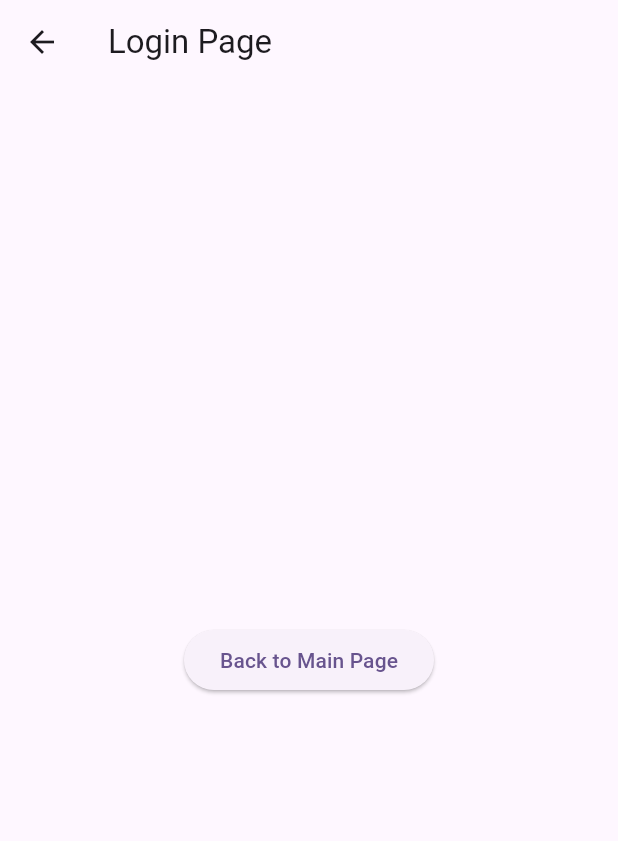
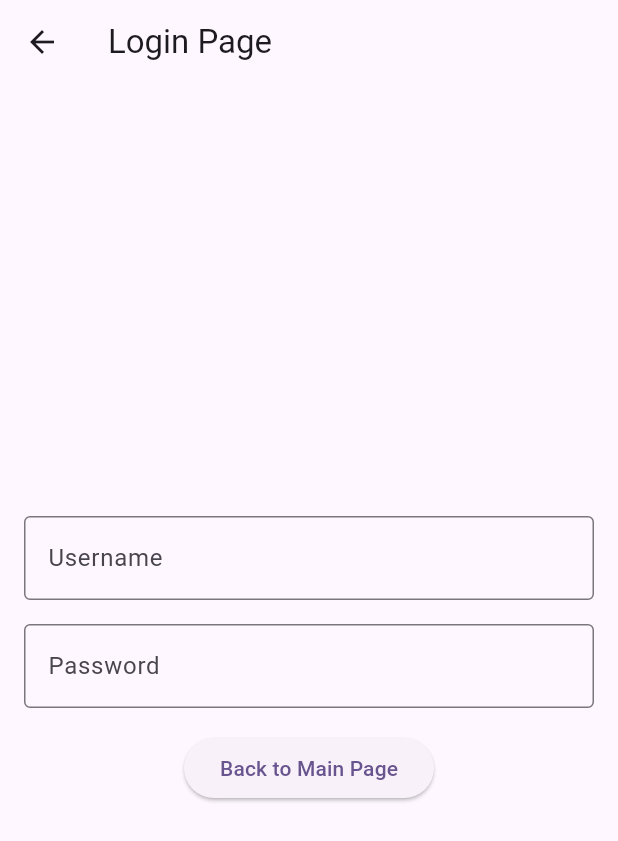
Before and after one commit to petreleon/elearning_frontend, a Flutter app: the screen it shows after launch, after a tap on "Go to Login Page", on a phone screen of 412 x 824 dp. Shown: the top 841 px of the screen. Run offline on Flutter 3.47's test engine with Material 3 defaults, Android fonts, the phone set to English and light mode, and no system bars.

Commit message:
login input

```diff
--- a/lib/login_page.dart
+++ b/lib/login_page.dart
@@ -9,12 +9,35 @@ class LoginPage extends StatelessWidget {
       appBar: AppBar(
         title: const Text('Login Page'),
       ),
-      body: Center(
-        child: ElevatedButton(
-          onPressed: () {
-            Navigator.pop(context);
-          },
-          child: const Text('Back to Main Page'),
+      body: Padding(
+        padding: const EdgeInsets.all(16.0),
+        child: Center(
+          child: Column(
+            mainAxisAlignment: MainAxisAlignment.center,
+            children: [
+              TextFormField(
+                decoration: const InputDecoration(
+                  labelText: 'Username',
+                  border: OutlineInputBorder(),
+                ),
+              ),
+              const SizedBox(height: 16.0),
+              TextFormField(
+                decoration: const InputDecoration(
+                  labelText: 'Password',
+                  border: OutlineInputBorder(),
+                ),
+                obscureText: true, // Hide input for password field
+              ),
+              const SizedBox(height: 16.0),
+              ElevatedButton(
+                onPressed: () {
+                  Navigator.pop(context);
+                },
+                child: const Text('Back to Main Page'),
+              ),
+            ],
+          ),
         ),
       ),
     );
```
